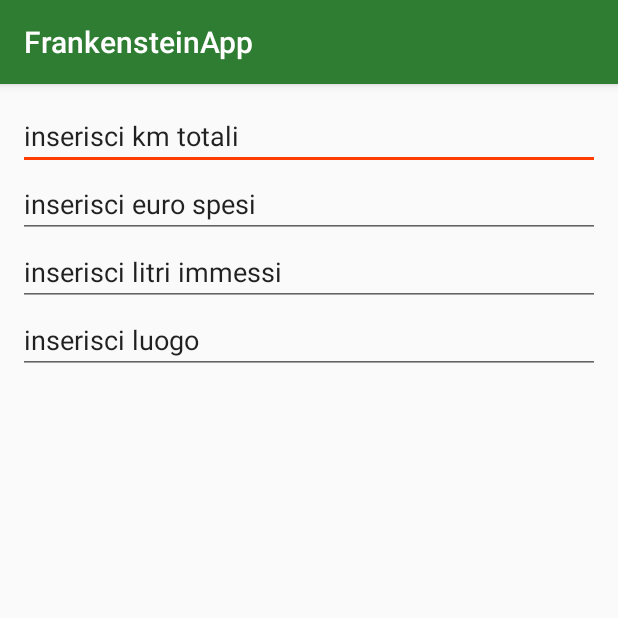
After one commit to pisto92/FrankensteinApp, an Android app: the AddFuelActivity screen opened directly, with no data from a screen before it, on a phone screen of 412 x 824 dp, the top half of it. The commit adds this screen. Run offline under Robolectric (Android 15) with nearby library versions, the phone set to English and light mode, and no system bars.

Commit message:
aggiunto FAB e addfuel activity

```diff
--- a/app/build.gradle
+++ b/app/build.gradle
@@ -24,4 +24,5 @@ dependencies {
     testCompile 'junit:junit:4.12'
     compile 'com.android.support:appcompat-v7:23.3.0'
     compile 'com.android.support:recyclerview-v7:23.3.0'
+    compile 'com.android.support:design:23.3.0'
 }
--- a/app/src/main/AndroidManifest.xml
+++ b/app/src/main/AndroidManifest.xml
@@ -15,6 +15,7 @@
                 <category android:name="android.intent.category.LAUNCHER" />
             </intent-filter>
         </activity>
+        <activity android:name=".AddFuelActivity"/>
     </application>
 
 </manifest>
--- /dev/null
+++ b/app/src/main/java/com/pisto/frankensteinapp/AddFuelActivity.java
@@ -0,0 +1,12 @@
+package com.pisto.frankensteinapp;
+
+import android.os.Bundle;
+
+public class AddFuelActivity extends App {
+
+    @Override
+    protected void onCreate(Bundle savedInstanceState) {
+        super.onCreate(savedInstanceState);
+        setContentView(R.layout.activity_add_fuel);
+    }
+}
--- /dev/null
+++ b/app/src/main/res/layout/activity_add_fuel.xml
@@ -0,0 +1,27 @@
+<?xml version="1.0" encoding="utf-8"?>
+<LinearLayout xmlns:android="http://schemas.android.com/apk/res/android"
+    android:layout_width="match_parent"
+    android:layout_height="match_parent"
+    android:orientation="vertical"
+    android:padding="12dp">
+
+    <EditText
+        android:layout_width="match_parent"
+        android:layout_height="wrap_content"
+        android:text="inserisci km totali" />
+
+    <EditText
+        android:layout_width="match_parent"
+        android:layout_height="wrap_content"
+        android:text="inserisci euro spesi" />
+
+    <EditText
+        android:layout_width="match_parent"
+        android:layout_height="wrap_content"
+        android:text="inserisci litri immessi" />
+
+    <EditText
+        android:layout_width="match_parent"
+        android:layout_height="wrap_content"
+        android:text="inserisci luogo" />
+</LinearLayout>
--- a/app/src/main/res/values/colors.xml
+++ b/app/src/main/res/values/colors.xml
@@ -1,6 +1,6 @@
 <?xml version="1.0" encoding="utf-8"?>
 <resources>
-    <color name="colorPrimary">#3F51B5</color>
-    <color name="colorPrimaryDark">#303F9F</color>
-    <color name="colorAccent">#FF4081</color>
+    <color name="colorPrimary">#2E7D32</color>
+    <color name="colorPrimaryDark">#1B5E20</color>
+    <color name="colorAccent">#FF3D00</color>
 </resources>
--- a/app/src/main/res/values/dimens.xml
+++ b/app/src/main/res/values/dimens.xml
@@ -2,4 +2,9 @@
     <!-- Default screen margins, per the Android Design guidelines. -->
     <dimen name="activity_horizontal_margin">16dp</dimen>
     <dimen name="activity_vertical_margin">16dp</dimen>
+
+    <dimen name="fab_size">56dp</dimen>
+    <dimen name="button_elevation">2dp</dimen>
+    <dimen name="button_press_elevation">4dp</dimen>
+
 </resources>
```
Also changed, not shown: app/src/main/java/com/pisto/frankensteinapp/MainActivity.java (+22 -0 lines), app/src/main/res/anim/anim.xml (added, +23 -0 lines), app/src/main/res/layout/activity_main.xml (+13 -6 lines), app/src/main/res/values/strings.xml (+24 -0 lines), app/src/main/res/drawable/plus.png (added).
